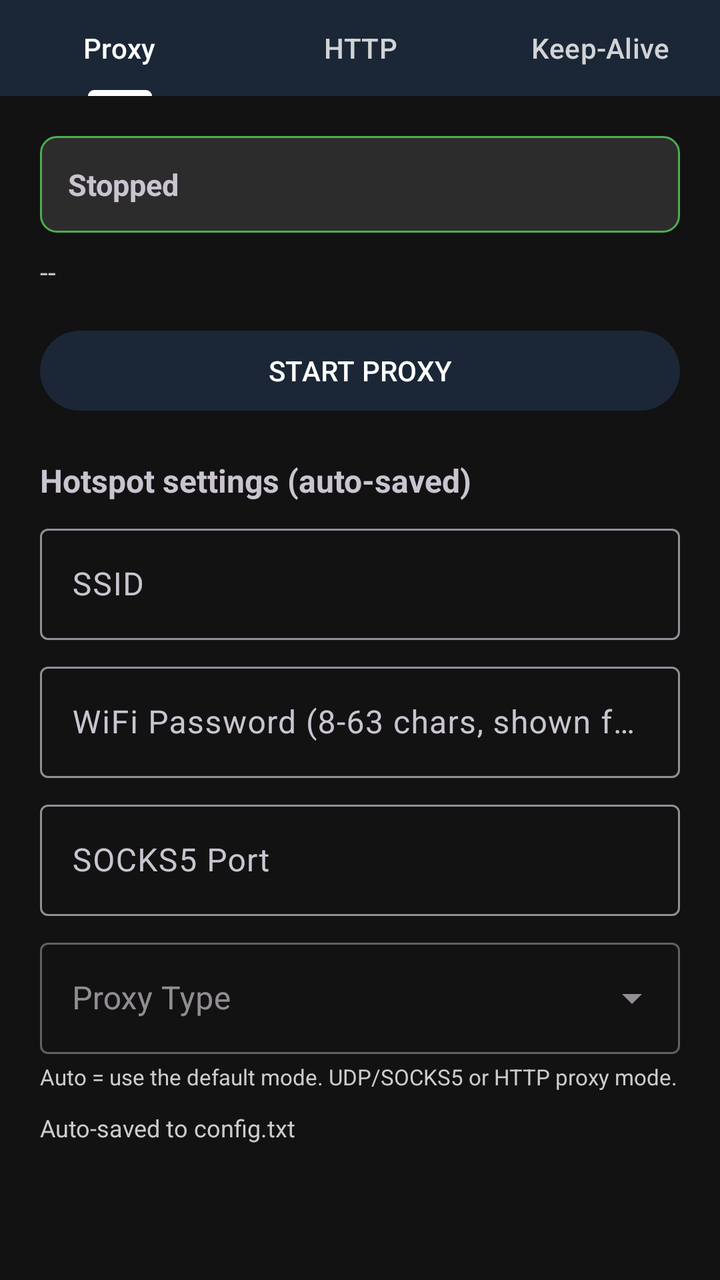
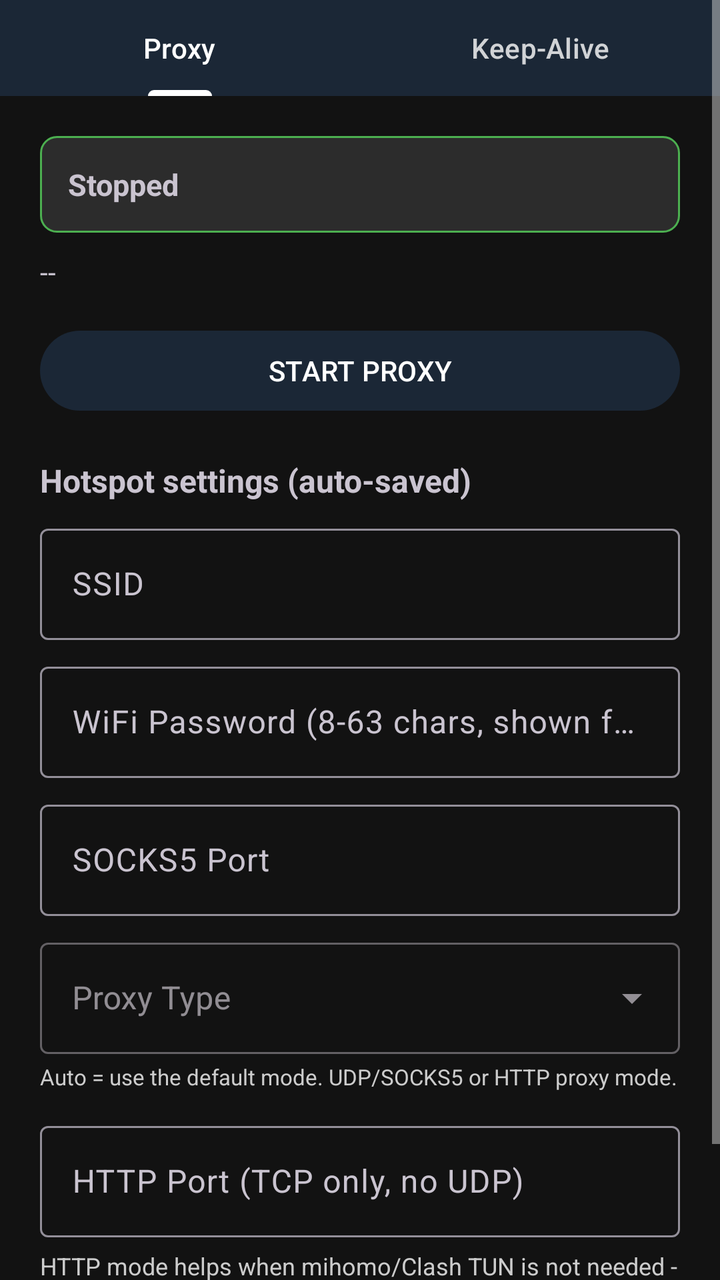

Compare the two renders of this Android layout. The source of the first and the diff that turns it into the second are given below.
<!-- AndroidManifest.xml: application theme Theme.Sacram -->
<!-- res/layout/activity_main.xml -->
<?xml version="1.0" encoding="utf-8"?>
<ScrollView xmlns:android="http://schemas.android.com/apk/res/android"
    android:layout_width="match_parent"
    android:layout_height="match_parent"
    android:background="@color/bg"
    android:fillViewport="true">

    <LinearLayout
        android:layout_width="match_parent"
        android:layout_height="wrap_content"
        android:orientation="vertical">

        <com.google.android.material.tabs.TabLayout
            android:id="@+id/tabLayout"
            android:layout_width="match_parent"
            android:layout_height="wrap_content"
            android:background="@color/primary"
            app:tabIndicatorColor="@color/on_primary"
            app:tabSelectedTextColor="@color/on_primary"
            app:tabTextColor="#CCFFFFFF"
            xmlns:app="http://schemas.android.com/apk/res-auto">

            <com.google.android.material.tabs.TabItem
                android:layout_width="wrap_content"
                android:layout_height="wrap_content"
                android:text="Proxy" />

            <com.google.android.material.tabs.TabItem
                android:layout_width="wrap_content"
                android:layout_height="wrap_content"
                android:text="HTTP" />

            <com.google.android.material.tabs.TabItem
                android:layout_width="wrap_content"
                android:layout_height="wrap_content"
                android:text="Keep-Alive" />
        </com.google.android.material.tabs.TabLayout>

        
        <LinearLayout
            android:id="@+id/tabProxy"
            android:layout_width="match_parent"
            android:layout_height="wrap_content"
            android:orientation="vertical"
            android:padding="20dp">

            <TextView
                android:id="@+id/tvStatus"
                android:layout_width="match_parent"
                android:layout_height="wrap_content"
                android:background="@drawable/bg_status"
                android:padding="14dp"
                android:text="Stopped"
                android:textIsSelectable="true"
                android:textSize="15sp"
                android:textStyle="bold" />

            <TextView
                android:id="@+id/tvInfo"
                android:layout_width="match_parent"
                android:layout_height="wrap_content"
                android:layout_marginTop="10dp"
                android:text="--"
                android:textIsSelectable="true"
                android:textSize="14sp" />

            <Button
                android:id="@+id/btnToggle"
                android:layout_width="match_parent"
                android:layout_height="wrap_content"
                android:layout_marginTop="16dp"
                android:text="START PROXY" />

            <TextView
                android:layout_width="match_parent"
                android:layout_height="wrap_content"
                android:layout_marginTop="20dp"
                android:text="Hotspot settings (auto-saved)"
                android:textSize="16sp"
                android:textStyle="bold" />

            <com.google.android.material.textfield.TextInputLayout
                android:id="@+id/tilSsid"
                android:layout_width="match_parent"
                android:layout_height="wrap_content"
                android:layout_marginTop="8dp"
                android:hint="SSID">

                <com.google.android.material.textfield.TextInputEditText
                    android:id="@+id/etSsid"
                    android:layout_width="match_parent"
                    android:layout_height="wrap_content"
                    android:inputType="text" />
            </com.google.android.material.textfield.TextInputLayout>

            <com.google.android.material.textfield.TextInputLayout
                android:id="@+id/tilPass"
                android:layout_width="match_parent"
                android:layout_height="wrap_content"
                android:layout_marginTop="8dp"
                android:hint="WiFi Password (8-63 chars, shown for clients to see)">

                <com.google.android.material.textfield.TextInputEditText
                    android:id="@+id/etPass"
                    android:layout_width="match_parent"
                    android:layout_height="wrap_content"
                    android:inputType="text"
                    android:textIsSelectable="true" />
            </com.google.android.material.textfield.TextInputLayout>

            <com.google.android.material.textfield.TextInputLayout
                android:id="@+id/tilPort"
                android:layout_width="match_parent"
                android:layout_height="wrap_content"
                android:layout_marginTop="8dp"
                android:hint="SOCKS5 Port">

                <com.google.android.material.textfield.TextInputEditText
                    android:id="@+id/etPort"
                    android:layout_width="match_parent"
                    android:layout_height="wrap_content"
                    android:inputType="number" />
            </com.google.android.material.textfield.TextInputLayout>

            <com.google.android.material.textfield.TextInputLayout
                android:id="@+id/tilProxyType"
                android:layout_width="match_parent"
                android:layout_height="wrap_content"
                android:layout_marginTop="8dp"
                android:hint="Proxy Type"
                style="@style/Widget.MaterialComponents.TextInputLayout.OutlinedBox.ExposedDropdownMenu">

                <AutoCompleteTextView
                    android:id="@+id/etProxyType"
                    android:layout_width="match_parent"
                    android:layout_height="wrap_content"
                    android:inputType="none"
                    android:focusable="false"
                    android:clickable="true" />
            </com.google.android.material.textfield.TextInputLayout>

            <TextView
                android:layout_width="match_parent"
                android:layout_height="wrap_content"
                android:layout_marginTop="4dp"
                android:layout_marginBottom="4dp"
                android:text="Auto = use the default mode. UDP/SOCKS5 or HTTP proxy mode."
                android:textColor="@color/text_secondary"
                android:textSize="11sp" />

            <TextView
                android:id="@+id/tvSaved"
                android:layout_width="match_parent"
                android:layout_height="wrap_content"
                android:layout_marginTop="6dp"
                android:textColor="@color/text_secondary"
                android:textSize="12sp"
                android:text="Auto-saved to config.txt" />

            <TextView
                android:id="@+id/tvConfigPath"
                android:layout_width="match_parent"
                android:layout_height="wrap_content"
                android:layout_marginTop="4dp"
                android:textColor="@color/text_secondary"
                android:textIsSelectable="true"
                android:textSize="11sp" />

        </LinearLayout>

        
        <LinearLayout
            android:id="@+id/tabHttp"
            android:layout_width="match_parent"
            android:layout_height="wrap_content"
            android:orientation="vertical"
            android:padding="20dp"
            android:visibility="gone">

            <TextView
                android:id="@+id/tvHttpStatus"
                android:layout_width="match_parent"
                android:layout_height="wrap_content"
                android:background="@drawable/bg_status"
                android:padding="14dp"
                android:text="Stopped"
                android:textIsSelectable="true"
                android:textSize="15sp"
                android:textStyle="bold" />

            <Button
                android:id="@+id/btnHttpToggle"
                android:layout_width="match_parent"
                android:layout_height="wrap_content"
                android:layout_marginTop="16dp"
                android:text="START HTTP PROXY" />

            <TextView
                android:layout_width="match_parent"
                android:layout_height="wrap_content"
                android:layout_marginTop="20dp"
                android:text="HTTP proxy settings (auto-saved)"
                android:textSize="16sp"
                android:textStyle="bold" />

            <com.google.android.material.textfield.TextInputLayout
                android:id="@+id/tilHttpPort"
                android:layout_width="match_parent"
                android:layout_height="wrap_content"
                android:layout_marginTop="8dp"
                android:hint="HTTP Port (TCP only, no UDP)">

                <com.google.android.material.textfield.TextInputEditText
                    android:id="@+id/etHttpPort"
                    android:layout_width="match_parent"
                    android:layout_height="wrap_content"
                    android:inputType="number" />
            </com.google.android.material.textfield.TextInputLayout>

                <TextView
                android:layout_width="match_parent"
                android:layout_height="wrap_content"
                android:layout_marginTop="6dp"
                android:text="HTTP mode helps when mihomo/Clash TUN is not needed - point the client at http://192.168.49.1:8282"
                android:textSize="12sp"
                android:textColor="@color/text_secondary"
                android:textIsSelectable="true" />

        </LinearLayout>

        
        <LinearLayout
            android:id="@+id/tabKeepalive"
            android:layout_width="match_parent"
            android:layout_height="wrap_content"
            android:orientation="vertical"
            android:padding="20dp"
            android:visibility="gone">

            <TextView
                android:layout_width="match_parent"
                android:layout_height="wrap_content"
                android:text="Keep Sacram alive on aggressive battery savers"
                android:textSize="16sp"
                android:textStyle="bold" />

            <Button
                android:id="@+id/btnBattery"
                android:layout_width="match_parent"
                android:layout_height="wrap_content"
                android:layout_marginTop="12dp"
                android:text="REQUEST BATTERY EXEMPTION" />

            <Button
                android:id="@+id/btnAutostart"
                android:layout_width="match_parent"
                android:layout_height="wrap_content"
                android:layout_marginTop="8dp"
                android:text="AUTOSTART SETTINGS" />

            <Button
                android:id="@+id/btnWiki"
                android:layout_width="match_parent"
                android:layout_height="wrap_content"
                android:layout_marginTop="8dp"
                android:text="OPEN SETUP GUIDE (WIKI)" />

            <TextView
                android:layout_width="match_parent"
                android:layout_height="wrap_content"
                android:layout_marginTop="24dp"
                android:text="@string/help"
                android:textIsSelectable="true"
                android:textSize="13sp" />

        </LinearLayout>

    </LinearLayout>
</ScrollView>
<!-- resources referenced by this layout -->
<resources>
  <color name="bg">#121212</color>
  <color name="on_primary">#FFFFFF</color>
  <color name="primary">#1B2736</color>
  <color name="text_secondary">#CCCCCC</color>
  <!-- drawable bg_status (drawable) -->
  <?xml version="1.0" encoding="utf-8"?>
  <shape xmlns:android="http://schemas.android.com/apk/res/android">
      <solid android:color="#2C2C2C" />
      <stroke android:width="1dp" android:color="#4CAF50" />
      <corners android:radius="8dp" />
  </shape>
  <string name="help">Full setup guide, PC client config and troubleshooting are on the
  GitHub Wiki: github.com/SynacNipo/Sacram/wiki
  
  Short version:
  1. START proxy - the app becomes a WiFi Direct hotspot.
  2. Connect your PC/device to the SSID shown on screen.
  3. On the PC use a TUN-mode client (mihomo / Clash Verge Rev)
     pointing to socks5 address shown above - TUN is required for
     systemwide TCP + UDP (games, DNS, UDP apps).</string>
  <style name="Theme.Sacram" parent="Theme.Material3.Dark.NoActionBar">
          <item name="colorPrimary">@color/primary</item>
          <item name="colorOnPrimary">@color/on_primary</item>
          <item name="colorSecondary">@color/primary</item>
          <item name="android:windowBackground">@color/bg</item>
          <item name="android:colorBackground">@color/bg</item>
          <item name="android:textColorPrimary">@color/text_primary</item>
          <item name="android:textColorSecondary">@color/text_secondary</item>
      </style>
  <color name="text_primary">#FFFFFF</color>
</resources>

<!-- the commit's change to res/layout/activity_main.xml (unified diff, before → after) -->
@@ -28,11 +28,6 @@
             <com.google.android.material.tabs.TabItem
                 android:layout_width="wrap_content"
                 android:layout_height="wrap_content"
-                android:text="HTTP" />
-
-            <com.google.android.material.tabs.TabItem
-                android:layout_width="wrap_content"
-                android:layout_height="wrap_content"
                 android:text="Keep-Alive" />
         </com.google.android.material.tabs.TabLayout>
 
@@ -148,61 +143,6 @@
                 android:textColor="@color/text_secondary"
                 android:textSize="11sp" />
 
-            <TextView
-                android:id="@+id/tvSaved"
-                android:layout_width="match_parent"
-                android:layout_height="wrap_content"
-                android:layout_marginTop="6dp"
-                android:textColor="@color/text_secondary"
-                android:textSize="12sp"
-                android:text="Auto-saved to config.txt" />
-
-            <TextView
-                android:id="@+id/tvConfigPath"
-                android:layout_width="match_parent"
-                android:layout_height="wrap_content"
-                android:layout_marginTop="4dp"
-                android:textColor="@color/text_secondary"
-                android:textIsSelectable="true"
-                android:textSize="11sp" />
-
-        </LinearLayout>
-
-        
-        <LinearLayout
-            android:id="@+id/tabHttp"
-            android:layout_width="match_parent"
-            android:layout_height="wrap_content"
-            android:orientation="vertical"
-            android:padding="20dp"
-            android:visibility="gone">
-
-            <TextView
-                android:id="@+id/tvHttpStatus"
-                android:layout_width="match_parent"
-                android:layout_height="wrap_content"
-                android:background="@drawable/bg_status"
-                android:padding="14dp"
-                android:text="Stopped"
-                android:textIsSelectable="true"
-                android:textSize="15sp"
-                android:textStyle="bold" />
-
-            <Button
-                android:id="@+id/btnHttpToggle"
-                android:layout_width="match_parent"
-                android:layout_height="wrap_content"
-                android:layout_marginTop="16dp"
-                android:text="START HTTP PROXY" />
-
-            <TextView
-                android:layout_width="match_parent"
-                android:layout_height="wrap_content"
-                android:layout_marginTop="20dp"
-                android:text="HTTP proxy settings (auto-saved)"
-                android:textSize="16sp"
-                android:textStyle="bold" />
-
             <com.google.android.material.textfield.TextInputLayout
                 android:id="@+id/tilHttpPort"
                 android:layout_width="match_parent"
@@ -217,7 +157,7 @@
                     android:inputType="number" />
             </com.google.android.material.textfield.TextInputLayout>
 
-                <TextView
+            <TextView
                 android:layout_width="match_parent"
                 android:layout_height="wrap_content"
                 android:layout_marginTop="6dp"
@@ -225,6 +165,24 @@
                 android:textSize="12sp"
                 android:textColor="@color/text_secondary"
                 android:textIsSelectable="true" />
+
+            <TextView
+                android:id="@+id/tvSaved"
+                android:layout_width="match_parent"
+                android:layout_height="wrap_content"
+                android:layout_marginTop="6dp"
+                android:textColor="@color/text_secondary"
+                android:textSize="12sp"
+                android:text="Auto-saved to config.txt" />
+
+            <TextView
+                android:id="@+id/tvConfigPath"
+                android:layout_width="match_parent"
+                android:layout_height="wrap_content"
+                android:layout_marginTop="4dp"
+                android:textColor="@color/text_secondary"
+                android:textIsSelectable="true"
+                android:textSize="11sp" />
 
         </LinearLayout>
 
